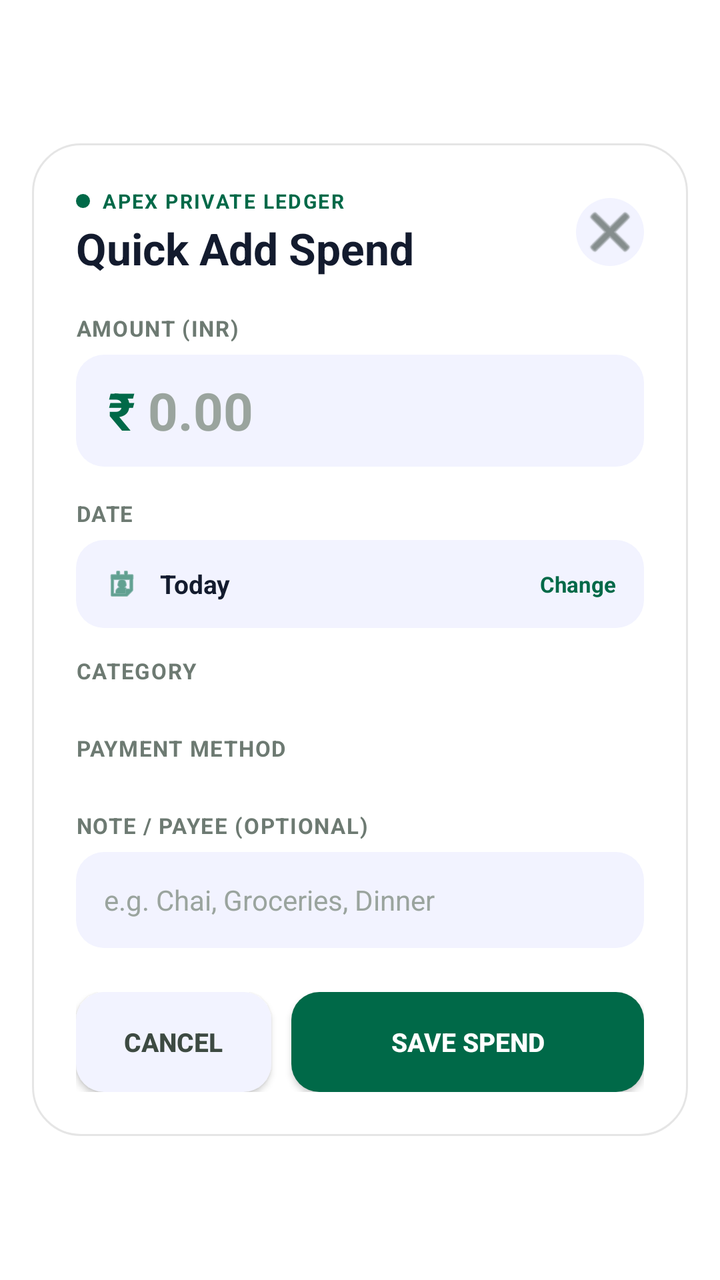
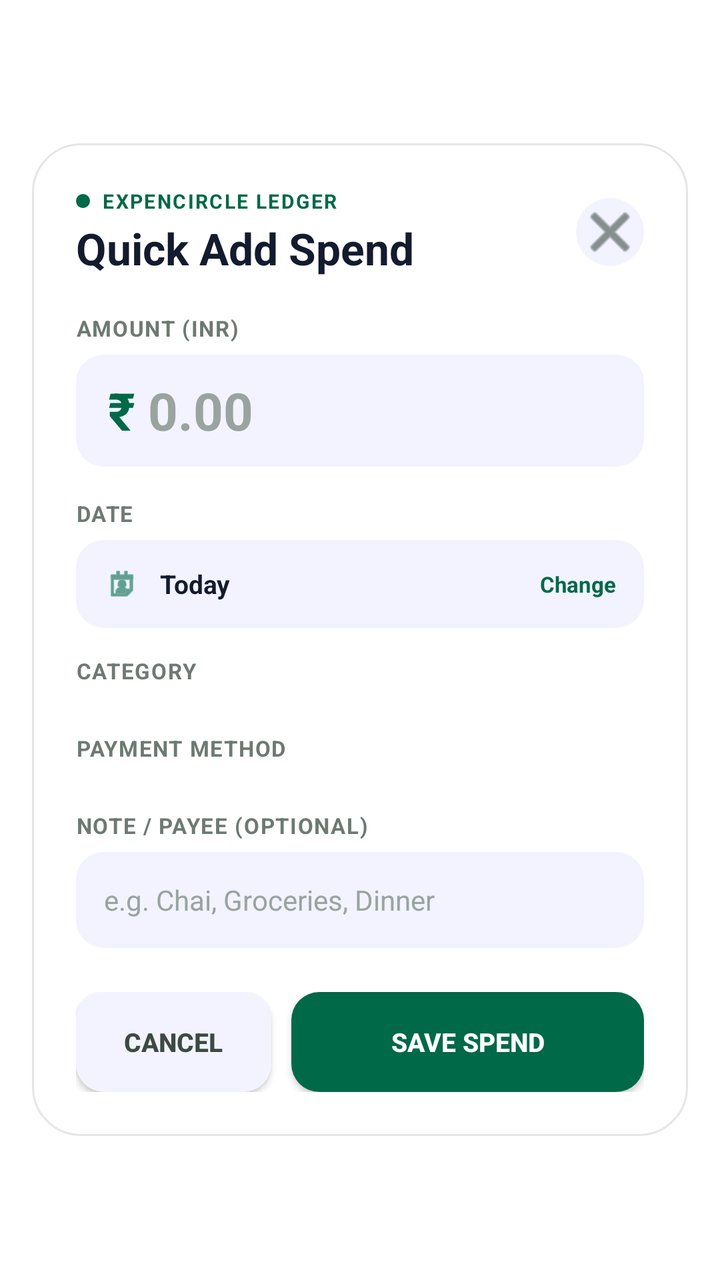

An Android layout rendered at two revisions. The XML below is the earlier revision; the diff shows what the commit changed to produce the second picture.
<!-- AndroidManifest.xml: activity theme TransparentDialog -->
<!-- res/layout/activity_quick_add.xml -->
<?xml version="1.0" encoding="utf-8"?>
<FrameLayout xmlns:android="http://schemas.android.com/apk/res/android"
    android:id="@+id/rootContainer"
    android:layout_width="match_parent"
    android:layout_height="match_parent"
    android:fitsSystemWindows="true">

    <ScrollView
        android:id="@+id/quickAddScrollView"
        android:layout_width="match_parent"
        android:layout_height="wrap_content"
        android:layout_gravity="center"
        android:layout_marginHorizontal="16dp"
        android:layout_marginVertical="16dp"
        android:background="@drawable/dialog_background"
        android:fillViewport="true"
        android:isScrollContainer="true"
        android:scrollbars="none">

        <LinearLayout
            android:id="@+id/dialogCardContent"
            android:layout_width="match_parent"
            android:layout_height="wrap_content"
            android:orientation="vertical"
            android:padding="22dp">

            
            <LinearLayout
                android:layout_width="match_parent"
                android:layout_height="wrap_content"
                android:orientation="horizontal"
                android:gravity="center_vertical"
                android:layout_marginBottom="18dp">

                <LinearLayout
                    android:layout_width="0dp"
                    android:layout_height="wrap_content"
                    android:layout_weight="1"
                    android:orientation="vertical">

                    <LinearLayout
                        android:layout_width="wrap_content"
                        android:layout_height="wrap_content"
                        android:orientation="horizontal"
                        android:gravity="center_vertical">

                        <View
                            android:layout_width="7dp"
                            android:layout_height="7dp"
                            android:background="@drawable/chip_selected"
                            android:layout_marginEnd="6dp" />

                        <TextView
                            android:layout_width="wrap_content"
                            android:layout_height="wrap_content"
                            android:text="APEX PRIVATE LEDGER"
                            android:textSize="10sp"
                            android:textStyle="bold"
                            android:letterSpacing="0.08"
                            android:textColor="#006948" />
                    </LinearLayout>

                    <TextView
                        android:id="@+id/textTitle"
                        android:layout_width="wrap_content"
                        android:layout_height="wrap_content"
                        android:text="Quick Add Spend"
                        android:textSize="22sp"
                        android:textStyle="bold"
                        android:textColor="#131B2E"
                        android:layout_marginTop="2dp" />
                </LinearLayout>

                <ImageButton
                    android:id="@+id/btnClose"
                    android:layout_width="34dp"
                    android:layout_height="34dp"
                    android:background="@drawable/close_btn_bg"
                    android:src="@android:drawable/ic_menu_close_clear_cancel"
                    android:tint="#3D4A42"
                    android:contentDescription="Close" />
            </LinearLayout>

            
            <LinearLayout
                android:id="@+id/layoutAutoDetectNotice"
                android:layout_width="match_parent"
                android:layout_height="wrap_content"
                android:orientation="horizontal"
                android:gravity="center_vertical"
                android:background="@drawable/chip_unselected"
                android:padding="10dp"
                android:layout_marginBottom="14dp"
                android:visibility="gone">

                <TextView
                    android:id="@+id/textAutoDetectNotice"
                    android:layout_width="match_parent"
                    android:layout_height="wrap_content"
                    android:text="⚡ Transaction Detected: Select category &amp; tap SAVE, or CANCEL to discard"
                    android:textSize="11sp"
                    android:textStyle="bold"
                    android:textColor="#006948" />
            </LinearLayout>

            
            <TextView
                android:layout_width="wrap_content"
                android:layout_height="wrap_content"
                android:text="AMOUNT (INR)"
                android:textSize="11sp"
                android:textStyle="bold"
                android:letterSpacing="0.05"
                android:textColor="#6D7A72"
                android:layout_marginBottom="6dp" />

            <LinearLayout
                android:layout_width="match_parent"
                android:layout_height="56dp"
                android:background="@drawable/input_field_bg"
                android:orientation="horizontal"
                android:gravity="center_vertical"
                android:paddingStart="16dp"
                android:paddingEnd="16dp"
                android:layout_marginBottom="16dp">

                <TextView
                    android:layout_width="wrap_content"
                    android:layout_height="wrap_content"
                    android:text="₹ "
                    android:textSize="26sp"
                    android:textStyle="bold"
                    android:textColor="#006948" />

                <EditText
                    android:id="@+id/editAmount"
                    android:layout_width="match_parent"
                    android:layout_height="match_parent"
                    android:background="@android:color/transparent"
                    android:inputType="numberDecimal"
                    android:hint="0.00"
                    android:textColorHint="#9AA49E"
                    android:textColor="#131B2E"
                    android:textSize="26sp"
                    android:textStyle="bold" />
            </LinearLayout>

            
            <TextView
                android:layout_width="wrap_content"
                android:layout_height="wrap_content"
                android:text="DATE"
                android:textSize="11sp"
                android:textStyle="bold"
                android:letterSpacing="0.05"
                android:textColor="#6D7A72"
                android:layout_marginBottom="6dp" />

            <LinearLayout
                android:id="@+id/layoutDateSelector"
                android:layout_width="match_parent"
                android:layout_height="44dp"
                android:background="@drawable/input_field_bg"
                android:orientation="horizontal"
                android:gravity="center_vertical"
                android:paddingStart="14dp"
                android:paddingEnd="14dp"
                android:clickable="true"
                android:focusable="true"
                android:layout_marginBottom="14dp">

                <ImageView
                    android:layout_width="18dp"
                    android:layout_height="18dp"
                    android:src="@android:drawable/ic_menu_my_calendar"
                    android:tint="#006948"
                    android:contentDescription="Calendar" />

                <TextView
                    android:id="@+id/textSelectedDate"
                    android:layout_width="0dp"
                    android:layout_height="wrap_content"
                    android:layout_weight="1"
                    android:layout_marginStart="10dp"
                    android:text="Today"
                    android:textSize="13sp"
                    android:textStyle="bold"
                    android:textColor="#131B2E" />

                <TextView
                    android:layout_width="wrap_content"
                    android:layout_height="wrap_content"
                    android:text="Change"
                    android:textSize="11sp"
                    android:textStyle="bold"
                    android:textColor="#006948" />
            </LinearLayout>

            
            <TextView
                android:layout_width="wrap_content"
                android:layout_height="wrap_content"
                android:text="CATEGORY"
                android:textSize="11sp"
                android:textStyle="bold"
                android:letterSpacing="0.05"
                android:textColor="#6D7A72"
                android:layout_marginBottom="8dp" />

            <HorizontalScrollView
                android:layout_width="match_parent"
                android:layout_height="wrap_content"
                android:scrollbars="none"
                android:fillViewport="true"
                android:layout_marginBottom="16dp">

                <LinearLayout
                    android:id="@+id/categoryChipsContainer"
                    android:layout_width="wrap_content"
                    android:layout_height="wrap_content"
                    android:orientation="horizontal"
                    android:gravity="center_vertical" />
            </HorizontalScrollView>

            
            <TextView
                android:layout_width="wrap_content"
                android:layout_height="wrap_content"
                android:text="PAYMENT METHOD"
                android:textSize="11sp"
                android:textStyle="bold"
                android:letterSpacing="0.05"
                android:textColor="#6D7A72"
                android:layout_marginBottom="8dp" />

            <HorizontalScrollView
                android:layout_width="match_parent"
                android:layout_height="wrap_content"
                android:scrollbars="none"
                android:fillViewport="true"
                android:layout_marginBottom="16dp">

                <LinearLayout
                    android:id="@+id/paymentMethodContainer"
                    android:layout_width="wrap_content"
                    android:layout_height="wrap_content"
                    android:orientation="horizontal"
                    android:gravity="center_vertical" />
            </HorizontalScrollView>

            
            <TextView
                android:layout_width="wrap_content"
                android:layout_height="wrap_content"
                android:text="NOTE / PAYEE (OPTIONAL)"
                android:textSize="11sp"
                android:textStyle="bold"
                android:letterSpacing="0.05"
                android:textColor="#6D7A72"
                android:layout_marginBottom="6dp" />

            <EditText
                android:id="@+id/editComment"
                android:layout_width="match_parent"
                android:layout_height="48dp"
                android:background="@drawable/input_field_bg"
                android:paddingStart="14dp"
                android:paddingEnd="14dp"
                android:inputType="textCapSentences"
                android:imeOptions="actionDone"
                android:hint="e.g. Chai, Groceries, Dinner"
                android:textColorHint="#9AA49E"
                android:textColor="#131B2E"
                android:textSize="14sp"
                android:layout_marginBottom="22dp" />

            
            <LinearLayout
                android:layout_width="match_parent"
                android:layout_height="wrap_content"
                android:orientation="horizontal"
                android:gravity="center_vertical">

                <Button
                    android:id="@+id/btnCancel"
                    android:layout_width="0dp"
                    android:layout_height="50dp"
                    android:layout_weight="1"
                    android:text="CANCEL"
                    android:singleLine="true"
                    android:background="@drawable/btn_cancel"
                    android:textColor="#3D4A42"
                    android:textStyle="bold"
                    android:textSize="13sp"
                    android:layout_marginEnd="10dp" />

                <Button
                    android:id="@+id/btnSave"
                    android:layout_width="0dp"
                    android:layout_height="50dp"
                    android:layout_weight="1.8"
                    android:text="SAVE SPEND"
                    android:singleLine="true"
                    android:background="@drawable/btn_primary"
                    android:textColor="@android:color/white"
                    android:textStyle="bold"
                    android:textSize="13sp" />
            </LinearLayout>

        </LinearLayout>
    </ScrollView>
</FrameLayout>
<!-- resources referenced by this layout -->
<resources>
  <!-- drawable btn_cancel (drawable) -->
  <?xml version="1.0" encoding="utf-8"?>
  <shape xmlns:android="http://schemas.android.com/apk/res/android"
      android:shape="rectangle">
      <solid android:color="#F2F3FF" />
      <corners android:radius="14dp" />
  </shape>
  <!-- drawable btn_primary (drawable) -->
  <?xml version="1.0" encoding="utf-8"?>
  <shape xmlns:android="http://schemas.android.com/apk/res/android"
      android:shape="rectangle">
      <solid android:color="#006948" />
      <corners android:radius="14dp" />
  </shape>
  <!-- drawable chip_selected (drawable) -->
  <?xml version="1.0" encoding="utf-8"?>
  <shape xmlns:android="http://schemas.android.com/apk/res/android"
      android:shape="rectangle">
      <solid android:color="#006948" />
      <corners android:radius="20dp" />
  </shape>
  <!-- drawable chip_unselected (drawable) -->
  <?xml version="1.0" encoding="utf-8"?>
  <shape xmlns:android="http://schemas.android.com/apk/res/android"
      android:shape="rectangle">
      <solid android:color="#F2F3FF" />
      <corners android:radius="20dp" />
      <stroke android:width="1dp" android:color="#14000000" />
  </shape>
  <!-- drawable close_btn_bg (drawable) -->
  <?xml version="1.0" encoding="utf-8"?>
  <shape xmlns:android="http://schemas.android.com/apk/res/android"
      android:shape="oval">
      <solid android:color="#F2F3FF" />
  </shape>
  <!-- drawable dialog_background (drawable) -->
  <?xml version="1.0" encoding="utf-8"?>
  <shape xmlns:android="http://schemas.android.com/apk/res/android"
      android:shape="rectangle">
      <solid android:color="#FFFFFF" />
      <corners android:radius="24dp" />
      <stroke android:width="1dp" android:color="#1A000000" />
  </shape>
  <!-- drawable input_field_bg (drawable) -->
  <?xml version="1.0" encoding="utf-8"?>
  <shape xmlns:android="http://schemas.android.com/apk/res/android"
      android:shape="rectangle">
      <solid android:color="#F2F3FF" />
      <corners android:radius="14dp" />
  </shape>
  <style name="TransparentDialog" parent="@android:style/Theme.DeviceDefault.Light.NoActionBar">
          <item name="android:windowBackground">@android:color/transparent</item>
          <item name="android:windowIsTranslucent">true</item>
          <item name="android:windowNoTitle">true</item>
          <item name="android:windowIsFloating">false</item>
          <item name="android:backgroundDimEnabled">true</item>
      </style>
</resources>

<!-- the commit's change to res/layout/activity_quick_add.xml (unified diff, before → after) -->
@@ -53,7 +53,7 @@
                         <TextView
                             android:layout_width="wrap_content"
                             android:layout_height="wrap_content"
-                            android:text="APEX PRIVATE LEDGER"
+                            android:text="EXPENCIRCLE LEDGER"
                             android:textSize="10sp"
                             android:textStyle="bold"
                             android:letterSpacing="0.08"
